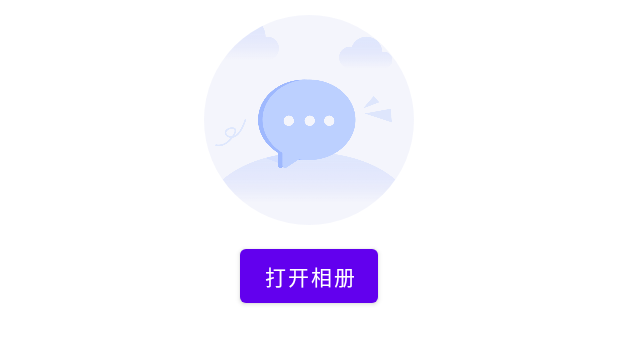
After one commit to OneSony/Treehole, an Android app: the layout dialog_change_profile_photo.xml on its own in the app's theme, with its tools: preview values and no code run, on a phone screen of 412 x 824 dp. The commit adds this screen. Shown: the top 344 px of the screen. Run offline under Robolectric (Android 15) with nearby library versions, the phone set to English and light mode, and no system bars.

Commit message:
add profile photo setting

```diff
--- a/app/src/main/AndroidManifest.xml
+++ b/app/src/main/AndroidManifest.xml
@@ -16,6 +16,9 @@
         android:supportsRtl="true"
         android:theme="@style/Theme.Treehole"
         tools:targetApi="31">
+        <activity
+            android:name=".FollowerActivity"
+            android:exported="false" />
         <activity
             android:name=".SettingsActivity"
             android:exported="false"
--- /dev/null
+++ b/app/src/main/res/layout/dialog_change_profile_photo.xml
@@ -0,0 +1,40 @@
+<?xml version="1.0" encoding="utf-8"?>
+<FrameLayout xmlns:android="http://schemas.android.com/apk/res/android"
+    xmlns:app="http://schemas.android.com/apk/res-auto"
+    xmlns:tools="http://schemas.android.com/tools"
+    android:layout_width="match_parent"
+    android:layout_height="wrap_content">
+
+    <LinearLayout
+        android:layout_width="match_parent"
+        android:layout_height="match_parent"
+        android:orientation="vertical">
+
+        <androidx.cardview.widget.CardView
+            android:id="@+id/cardView2"
+            android:layout_width="wrap_content"
+            android:layout_height="wrap_content"
+            android:layout_gravity="center"
+            android:layout_marginTop="10dp"
+            app:cardCornerRadius="70dp"
+            app:cardElevation="0dp">
+
+            <ImageView
+                android:id="@+id/imageView3"
+                android:layout_width="140dp"
+                android:layout_height="140dp"
+                app:srcCompat="@drawable/photo2" />
+
+        </androidx.cardview.widget.CardView>
+
+        <Button
+            android:id="@+id/dialog_profile_button"
+            android:layout_width="wrap_content"
+            android:layout_height="wrap_content"
+            android:layout_gravity="center"
+            android:layout_marginTop="10dp"
+            android:layout_marginBottom="10dp"
+            android:text="打开相册" />
+    </LinearLayout>
+
+</FrameLayout>
```
Also changed, not shown: app/src/main/java/com/example/treehole/FollowerActivity.java (added, +80 -0 lines), app/src/main/java/com/example/treehole/MineFragment.java (+10 -2 lines), app/src/main/java/com/example/treehole/SettingsActivity.java (+44 -0 lines), app/src/main/res/layout/activity_follower.xml (added, +57 -0 lines), app/src/main/res/layout/fragment_mine.xml (+12 -0 lines), app/src/main/res/xml/root_preferences.xml (+4 -4 lines).
